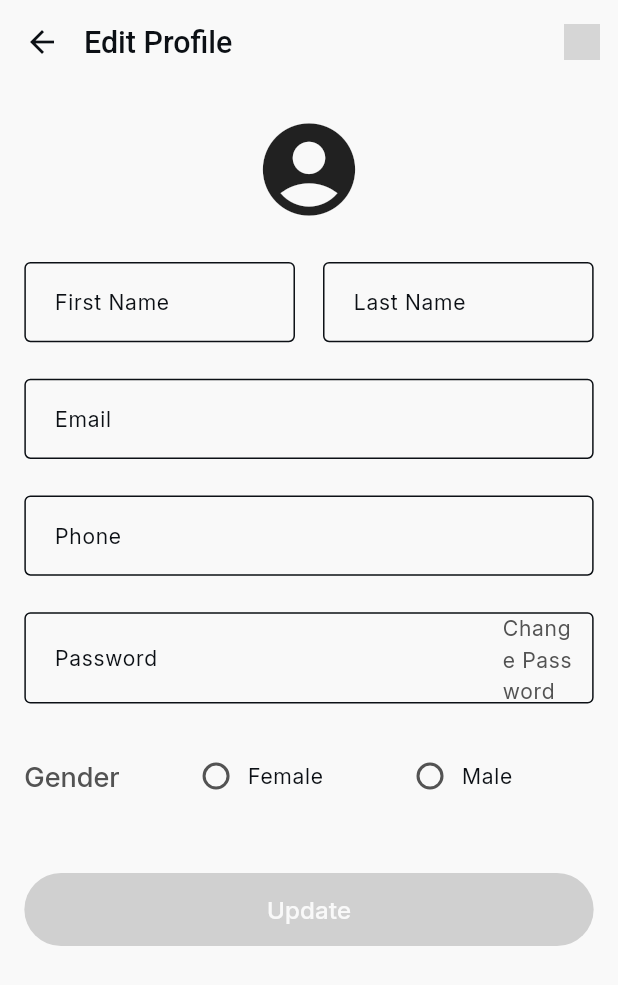
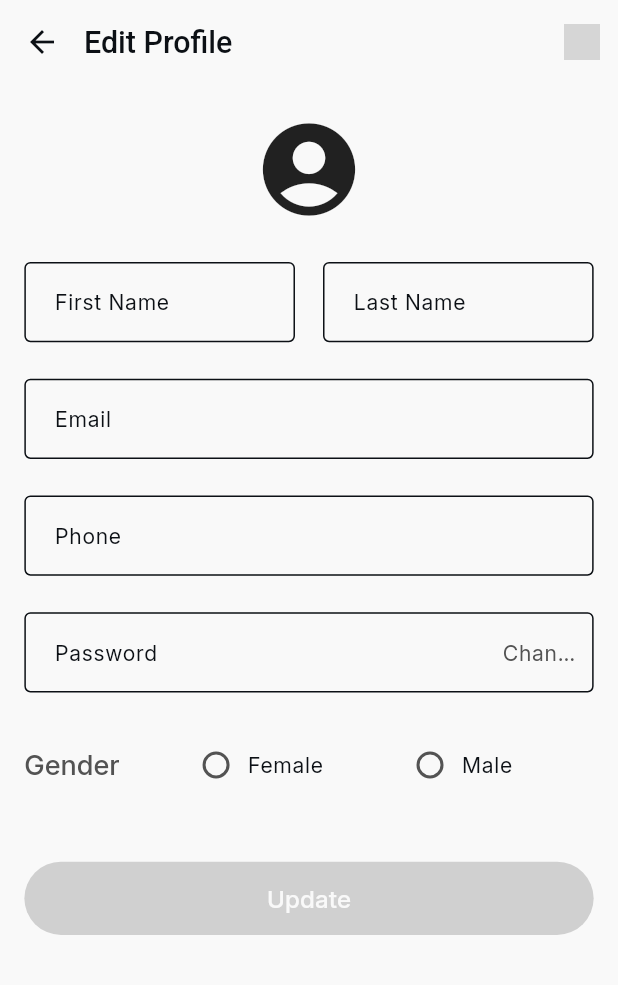
Before and after one commit to Elevate-projects/flowery-tracking-app, a Flutter app: the EditProfileViewBody screen opened directly, on a phone screen of 412 x 824 dp. Shown: the top 985 px of the screen. Run offline on Flutter 3.47's test engine with Material 3 defaults, Android fonts, the phone set to English and light mode, and no system bars; our stand-ins replace another_flushbar, cached_network_image, cloud_firestore, connectivity_plus, dio, easy_localization and 16 more; accounts and stored records are empty; generated files the repository leaves out were written again; grey boxes are pictures that could not be loaded.

Commit message:
feat(FAT1-68):EditVehicle: 1- Add overflow for changePassword

```diff
--- a/lib/core/constants/app_icons.dart
+++ b/lib/core/constants/app_icons.dart
@@ -6,6 +6,7 @@ abstract final class AppIcons {
   static const String home = "assets/icons/home.svg";
   static const String profile = "assets/icons/person.svg";
   static const String location = "assets/icons/location.svg";
+  static const String upload = "assets/icons/upload_03.png";
   static const String phone = "assets/icons/phone.svg";
   static const String whatsapp = "assets/icons/whatsapp.svg";
   static const String notification =  "assets/icons/notification.svg";
--- a/lib/core/constants/app_text.dart
+++ b/lib/core/constants/app_text.dart
@@ -181,8 +181,8 @@ abstract final class AppText {
   static const String gender = "gender";
   static const String genderMale = "genderMale";
   static const String genderFemale = "genderFemale";
+  static const String changePassword = "changePassword";
   static const String failure = "failure";
   static const String success = "success";
-  static const String changePassword = "changePassword";
 
 }
--- a/lib/presentation/edit_profile/view/edit_profile_view_body.dart
+++ b/lib/presentation/edit_profile/view/edit_profile_view_body.dart
@@ -110,7 +110,8 @@ class EditProfileViewBody extends StatelessWidget {
                                 child: Padding(
                                   padding: REdgeInsets.only(right: 8),
                                   child: Text(
-                                    AppText.changePassword.tr(),
+                                    overflow: TextOverflow.ellipsis,
+                                      AppText.changePassword.tr(),
                                     style: theme.textTheme.bodyLarge?.copyWith(
                                       color: theme.colorScheme.shadow,
                                     ),
```
